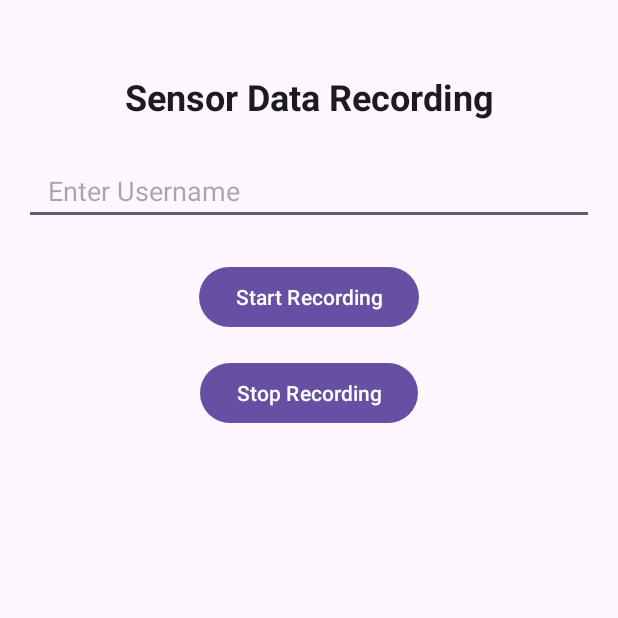
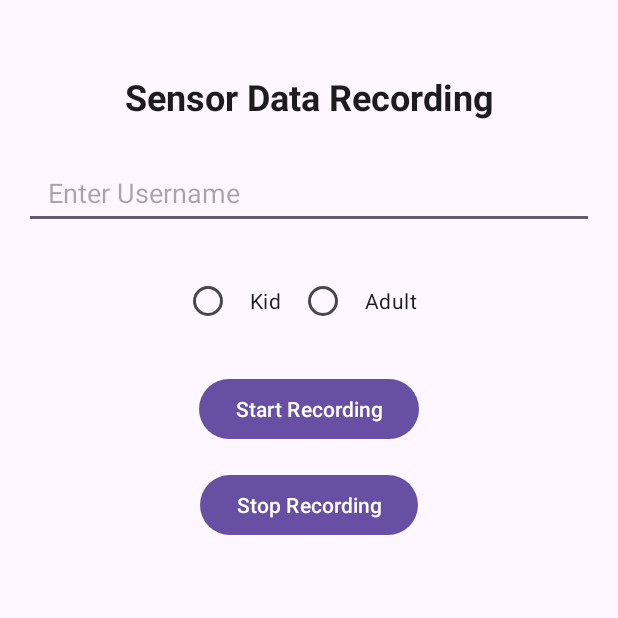
Before and after one commit to HediAloulou/DataCollection, an Android app: the screen it shows after launch (MainActivity), on a phone screen of 412 x 824 dp, the top half of it. Run offline under Robolectric (Android 15) with nearby library versions, the phone set to English and light mode, and no system bars.

```diff
--- a/DataExtraction/app/src/main/java/com/example/dataextraction/MainActivity.java
+++ b/DataExtraction/app/src/main/java/com/example/dataextraction/MainActivity.java
@@ -2,8 +2,11 @@ package com.example.dataextraction;
 
 import android.content.Intent;
 import android.os.Bundle;
+import android.view.View;
 import android.widget.Button;
 import android.widget.EditText;
+import android.widget.RadioButton;
+import android.widget.RadioGroup;
 import android.widget.Toast;
 import androidx.appcompat.app.AppCompatActivity;
 import androidx.core.view.ViewCompat;
@@ -14,6 +17,7 @@ public class MainActivity extends AppCompatActivity {
     private Button startButton;
     private Button stopButton;
     private EditText usernameEditText;
+    private RadioGroup userTypeGroup;
     private boolean isRecording = false;
 
     @Override
@@ -40,6 +44,9 @@ public class MainActivity extends AppCompatActivity {
 
         // Username input
         usernameEditText = findViewById(R.id.usernameEditText);
+
+        // User type radio group
+        userTypeGroup = findViewById(R.id.userTypeGroup);
     }
 
     private void startSensorRecording() {
@@ -51,12 +58,22 @@ public class MainActivity extends AppCompatActivity {
             return;
         }
 
+        int selectedUserTypeId = userTypeGroup.getCheckedRadioButtonId();
+        if (selectedUserTypeId == -1) {
+            Toast.makeText(this, "Please select a user type", Toast.LENGTH_SHORT).show();
+            return;
+        }
+
+        RadioButton selectedUserTypeButton = findViewById(selectedUserTypeId);
+        String userType = selectedUserTypeButton.getText().toString();
+
         isRecording = true;
         startButton.setEnabled(false);
         stopButton.setEnabled(true);
 
         Intent serviceIntent = new Intent(this, SensorService.class);
         serviceIntent.putExtra("username", username);
+        serviceIntent.putExtra("userType", userType);
         startService(serviceIntent);
     }
 
--- a/DataExtraction/app/src/main/java/com/example/dataextraction/SensorService.java
+++ b/DataExtraction/app/src/main/java/com/example/dataextraction/SensorService.java
@@ -41,6 +41,7 @@ public class SensorService extends Service implements SensorEventListener {
     private List<float[]> rotationData = new ArrayList<>();
 
     private String username;
+    private String userType;
 
     @SuppressLint("ForegroundServiceType")
     @Override
@@ -71,7 +72,8 @@ public class SensorService extends Service implements SensorEventListener {
     @Override
     public int onStartCommand(Intent intent, int flags, int startId) {
         username = intent.getStringExtra("username");
-        Log.d(TAG, "Service started with username: " + username);
+        userType = intent.getStringExtra("userType");
+        Log.d(TAG, "Service started with username: " + username + " and userType: " + userType);
         return START_STICKY;
     }
 
@@ -127,6 +129,7 @@ public class SensorService extends Service implements SensorEventListener {
             String formattedTimestamp = dateFormat.format(date);
             sensorData.put("timestamp" , formattedTimestamp);
             sensorData.put("username", username);
+            sensorData.put("userType", userType);
             sensorData.put("sensor", sensorName);
             sensorData.put("x", values[0]);
             sensorData.put("y", values[1]);
--- a/DataExtraction/app/src/main/res/layout/activity_main.xml
+++ b/DataExtraction/app/src/main/res/layout/activity_main.xml
@@ -26,7 +26,7 @@
     <EditText
         android:id="@+id/usernameEditText"
         android:layout_width="0dp"
-        android:layout_height="wrap_content"
+        android:layout_height="48dp"
         android:layout_marginTop="24dp"
         android:hint="Enter Username"
         android:textSize="18sp"
@@ -36,6 +36,31 @@
         app:layout_constraintEnd_toEndOf="parent"
         app:layout_constraintTop_toBottomOf="@id/titleTextView" />
 
+    <RadioGroup
+        android:id="@+id/userTypeGroup"
+        android:layout_width="wrap_content"
+        android:layout_height="wrap_content"
+        android:layout_marginTop="24dp"
+        android:orientation="horizontal"
+        app:layout_constraintStart_toStartOf="parent"
+        app:layout_constraintEnd_toEndOf="parent"
+        app:layout_constraintTop_toBottomOf="@id/usernameEditText">
+
+        <RadioButton
+            android:id="@+id/kidRadioButton"
+            android:layout_width="wrap_content"
+            android:layout_height="48dp"
+            android:text="Kid"
+            android:padding="12dp" />
+
+        <RadioButton
+            android:id="@+id/adultRadioButton"
+            android:layout_width="wrap_content"
+            android:layout_height="48dp"
+            android:text="Adult"
+            android:padding="12dp" />
+    </RadioGroup>
+
     <Button
         android:id="@+id/startButton"
         android:layout_width="wrap_content"
@@ -44,7 +69,7 @@
         android:text="Start Recording"
         app:layout_constraintStart_toStartOf="parent"
         app:layout_constraintEnd_toEndOf="parent"
-        app:layout_constraintTop_toBottomOf="@id/usernameEditText" />
+        app:layout_constraintTop_toBottomOf="@id/userTypeGroup" />
 
     <Button
         android:id="@+id/stopButton"
```
